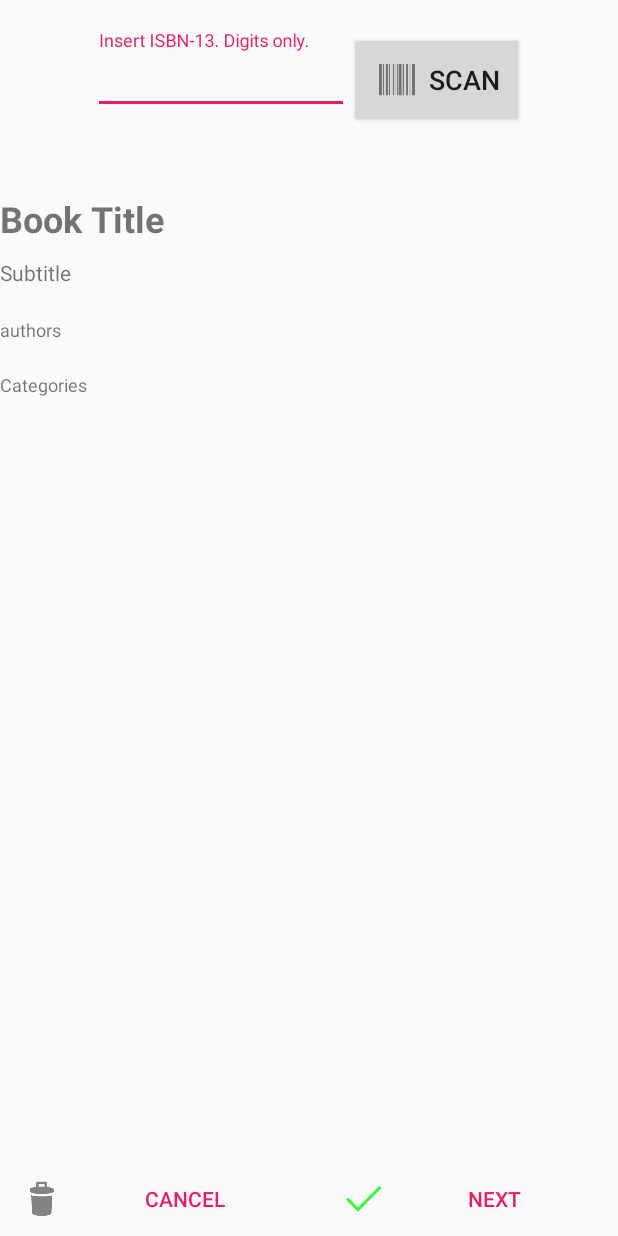
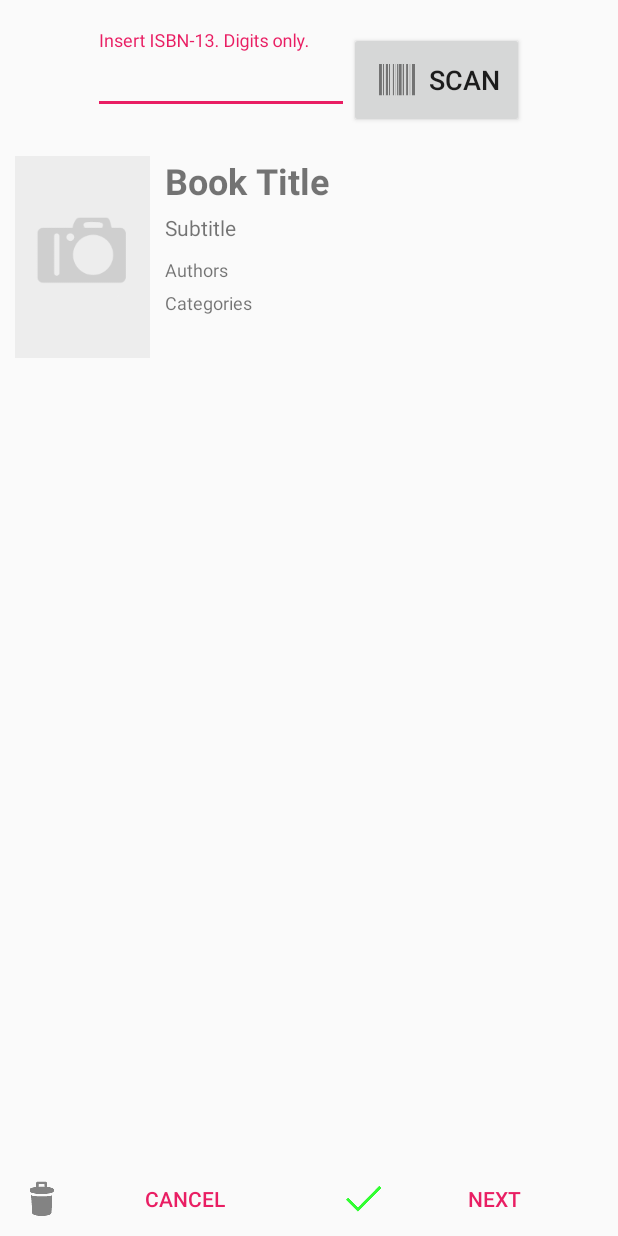
Before and after one commit to gabrielbrieva/super_duo, an Android app: the layout fragment_add_book.xml on its own in the app's theme, with its tools: preview values and no code run, on a phone screen of 412 x 824 dp. Run offline under Robolectric (Android 15) with nearby library versions, the light colour scheme and no system bars.

Commit message:
changes to book detail and and book result

```diff
--- a/alexandria/app/src/main/java/it/jaschke/alexandria/BarcodeScannerFragment.java
+++ b/alexandria/app/src/main/java/it/jaschke/alexandria/BarcodeScannerFragment.java
@@ -52,7 +52,7 @@ public class BarcodeScannerFragment extends FragmentBase implements ZBarScannerV
     public void handleResult(Result rawResult) {
         if (rawResult.getContents() != null && rawResult.getContents().length() > 0) {
             mScannerView.stopCamera();
-            Toast.makeText(getActivity(), "Contents = " + rawResult.getContents() + ", Format = " + rawResult.getBarcodeFormat().getName(), Toast.LENGTH_LONG).show();
+            //Toast.makeText(getActivity(), "Contents = " + rawResult.getContents() + ", Format = " + rawResult.getBarcodeFormat().getName(), Toast.LENGTH_LONG).show();
 
             Bundle args = new Bundle();
             args.putString(AddBookFragment.EAN_KEY, rawResult.getContents());
--- a/alexandria/app/src/main/java/it/jaschke/alexandria/services/BookService.java
+++ b/alexandria/app/src/main/java/it/jaschke/alexandria/services/BookService.java
@@ -99,7 +99,7 @@ public class BookService extends IntentService {
 
         if (!Utils.isNetworkConnected(this.getApplicationContext())) {
             // without internet connection
-            // TODO: notify user about connection status error
+            // TODO: requestFeedback("Internet Connection");
             return;
         }
 
--- a/alexandria/app/src/main/res/layout-land/fragment_add_book.xml
+++ /dev/null
@@ -1,138 +0,0 @@
-<FrameLayout xmlns:android="http://schemas.android.com/apk/res/android"
-    xmlns:tools="http://schemas.android.com/tools" android:layout_width="match_parent"
-    android:layout_height="match_parent" tools:context="it.jaschke.alexandria.AddBookFragment">
-
-    <RelativeLayout
-        android:orientation="horizontal"
-        android:layout_width="fill_parent"
-        android:layout_height="fill_parent"
-        android:layout_gravity="left|center_vertical">
-
-        <android.support.design.widget.TextInputLayout
-            android:id="@+id/eantextinputlayou"
-            android:layout_width="wrap_content"
-            android:layout_height="wrap_content" >
-
-            <EditText
-                android:layout_width="wrap_content"
-                android:layout_height="wrap_content"
-                android:inputType="number"
-                android:minEms="@integer/ean_width"
-                android:id="@+id/ean"
-                android:saveEnabled="false"
-                android:textIsSelectable="true"
-                android:maxLength="@integer/ean_size"
-                android:hint="@string/input_hint"
-                android:layout_marginLeft="40dp"
-                android:layout_marginStart="40dp"
-                android:maxLines="1"
-                android:layout_marginTop="30dp"
-                android:layout_alignParentTop="true"
-                android:layout_alignParentLeft="true"
-                android:layout_alignParentStart="true"/>
-
-        </android.support.design.widget.TextInputLayout>
-
-        <Button
-            android:layout_width="wrap_content"
-            android:layout_height="wrap_content"
-            android:text="@string/scan_button"
-            android:id="@+id/scan_button"
-            android:layout_marginLeft="23dp"
-            android:layout_marginStart="23dp"
-            android:layout_alignBottom="@+id/eantextinputlayou"
-            android:layout_toRightOf="@+id/eantextinputlayou"
-            android:layout_toEndOf="@+id/eantextinputlayou"/>
-
-        <TextView
-            android:layout_width="wrap_content"
-            android:layout_height="wrap_content"
-            android:id="@+id/bookTitle"
-            android:textSize="@dimen/head_line"
-            android:textIsSelectable="true"
-            android:textStyle="bold"
-            android:layout_below="@+id/scan_button"
-            android:layout_alignLeft="@+id/eantextinputlayou"
-            android:layout_alignStart="@+id/eantextinputlayou"
-            android:layout_marginLeft="10dp"
-            android:layout_marginRight="10dp"
-            android:layout_marginTop="10dp"/>
-
-        <TextView
-            android:layout_width="wrap_content"
-            android:layout_height="wrap_content"
-            android:id="@+id/bookSubTitle"
-            android:layout_below="@+id/bookTitle"
-            android:layout_alignLeft="@+id/bookTitle"
-            android:layout_alignStart="@+id/bookTitle"
-            android:layout_marginTop="10dp"/>
-
-        <ImageView
-            android:layout_width="wrap_content"
-            android:layout_height="wrap_content"
-            android:id="@+id/bookCover"
-            android:contentDescription="@string/book_cover"
-            android:minHeight="20dip"
-            android:minWidth="20dip"
-            android:layout_below="@+id/bookSubTitle"
-            android:layout_alignLeft="@+id/bookSubTitle"
-            android:layout_alignStart="@+id/bookSubTitle"
-            />
-
-        <TextView
-            android:layout_width="wrap_content"
-            android:layout_height="wrap_content"
-            android:id="@+id/authors"
-            android:textSize="@dimen/small_fontsize"
-            android:layout_marginLeft="25dp"
-            android:layout_alignTop="@+id/bookCover"
-            android:layout_toRightOf="@+id/bookCover"
-            />
-
-        <TextView
-            android:layout_width="wrap_content"
-            android:layout_height="wrap_content"
-            android:id="@+id/categories"
-            android:textSize="@dimen/small_fontsize"
-            android:layout_below="@+id/bookCover"
-            android:layout_alignLeft="@+id/bookCover"
-            android:layout_alignStart="@+id/bookCover"
-            android:layout_marginTop="10dp"/>
-
-        <LinearLayout
-            android:orientation="vertical"
-            android:layout_width="wrap_content"
-            android:layout_height="fill_parent"
-            android:layout_alignParentTop="true"
-            android:layout_alignParentRight="true"
-            >
-
-            <ImageButton
-                android:layout_width="wrap_content"
-                android:layout_height="fill_parent"
-                android:contentDescription="@string/cancel_button"
-                android:layout_weight="1"
-                android:src="@drawable/ic_action_discard"
-                style="?android:attr/buttonBarButtonStyle"
-                android:id="@+id/delete_button"
-                android:visibility="invisible"
-                />
-
-            <ImageButton
-                android:layout_width="wrap_content"
-                android:layout_height="fill_parent"
-                android:contentDescription="@string/ok_button"
-                android:text="@string/ok_button"
-                android:layout_weight="1"
-                android:id="@+id/save_button"
-                android:visibility="invisible"
-                android:src="@drawable/ic_action_accept"
-                style="?android:attr/buttonBarButtonStyle"
-                android:layout_gravity="bottom"
-                />
-
-
-        </LinearLayout>
-
-    </RelativeLayout>
-</FrameLayout>
--- a/alexandria/app/src/main/res/layout/fragment_add_book.xml
+++ b/alexandria/app/src/main/res/layout/fragment_add_book.xml
@@ -65,7 +65,23 @@
         android:layout_above="@+id/linearLayout">
 
         <LinearLayout
+            android:layout_width="match_parent"
+            android:layout_height="wrap_content"
+            android:orientation="horizontal"
+            android:layout_marginLeft="10dp"
+            android:layout_marginRight="10dp">
+
+            <ImageView
+                android:layout_width="90dp"
+                android:layout_height="wrap_content"
+                android:id="@+id/bookCover"
+                android:src="@drawable/cover_missing"
+                android:contentDescription="@string/book_cover"
+                android:adjustViewBounds="true" />
+
+            <LinearLayout
                 android:orientation="vertical"
+                android:layout_marginLeft="10dp"
                 android:layout_width="match_parent"
                 android:layout_height="wrap_content">
 
@@ -76,14 +92,13 @@
                     android:textSize="@dimen/head_line"
                     android:textIsSelectable="true"
                     android:textStyle="bold"
-                android:layout_marginTop="25dp"
                     android:text="Book Title"/>
 
                 <TextView
                     android:layout_width="wrap_content"
                     android:layout_height="wrap_content"
                     android:id="@+id/bookSubTitle"
-                android:layout_marginTop="10dp"
+                    android:layout_marginTop="5dp"
                     android:maxLines="3"
                     android:ellipsize="end"
                     android:text="Subtitle"
@@ -93,25 +108,19 @@
                     android:layout_width="wrap_content"
                     android:layout_height="wrap_content"
                     android:id="@+id/authors"
-                android:gravity="end"
                     android:textSize="@dimen/small_fontsize"
-                android:layout_marginTop="20dp"
-                android:text="authors"
+                    android:layout_marginTop="10dp"
+                    android:text="Authors"
                     />
-
-            <ImageView
-                android:layout_width="wrap_content"
-                android:layout_height="wrap_content"
-                android:id="@+id/bookCover"
-                android:contentDescription="@string/book_cover"/>
 
                 <TextView
                     android:layout_width="wrap_content"
                     android:layout_height="wrap_content"
                     android:id="@+id/categories"
                     android:textSize="@dimen/small_fontsize"
-                android:layout_marginTop="20dp"
+                    android:layout_marginTop="5dp"
                     android:text="Categories"/>
+            </LinearLayout>
         </LinearLayout>
     </ScrollView>
 
--- a/alexandria/app/src/main/res/menu/book_detail.xml
+++ b/alexandria/app/src/main/res/menu/book_detail.xml
@@ -1,6 +1,11 @@
 <menu xmlns:android="http://schemas.android.com/apk/res/android"
     xmlns:app="http://schemas.android.com/apk/res-auto"
     xmlns:tools="http://schemas.android.com/tools" tools:context=".MainActivity">
+
+    <item android:id="@+id/action_delete"
+        android:title="Delete"
+        android:icon="@drawable/ic_action_delete"
+        app:showAsAction="always" />
 
     <item android:id="@+id/action_share"
           android:title="@string/action_share"
--- a/alexandria/app/src/main/res/values/strings.xml
+++ b/alexandria/app/src/main/res/values/strings.xml
@@ -17,6 +17,9 @@
     <string name="input_hint">Insert ISBN-13. Digits only.</string>
     <string name="book_cover">Bookcover</string>
     <string name="barcode_scan_retry">Try Again</string>
+
+    <string name="authors">Authors</string>
+    <string name="categories">Categories</string>
 
     <string name="ok_button">Next</string>
     <string name="delete">Delete Book</string>
```
Also changed, not shown: alexandria/app/src/main/java/it/jaschke/alexandria/AddBookFragment.java (+10 -5 lines), alexandria/app/src/main/java/it/jaschke/alexandria/BookDetailFragment.java (+41 -31 lines), alexandria/app/src/main/res/layout/fragment_full_book.xml (+53 -85 lines), alexandria/app/src/main/res/drawable-hdpi/ic_action_delete.png (added), alexandria/app/src/main/res/drawable-hdpi/ic_action_undo.png (deleted), alexandria/app/src/main/res/drawable-mdpi/ic_action_delete.png (added), alexandria/app/src/main/res/drawable-mdpi/ic_action_undo.png (deleted), alexandria/app/src/main/res/drawable-xhdpi/ic_action_delete.png (added), alexandria/app/src/main/res/drawable-xhdpi/ic_action_undo.png (deleted), alexandria/app/src/main/res/drawable-xxhdpi/ic_action_delete.png (added), alexandria/app/src/main/res/drawable-xxhdpi/ic_action_undo.png (deleted), alexandria/app/src/main/res/drawable-xxxhdpi/ic_action_delete.png (added), alexandria/app/src/main/res/drawable/cover_missing.png (added). Lines whose indentation alone changed are shown as unchanged.
